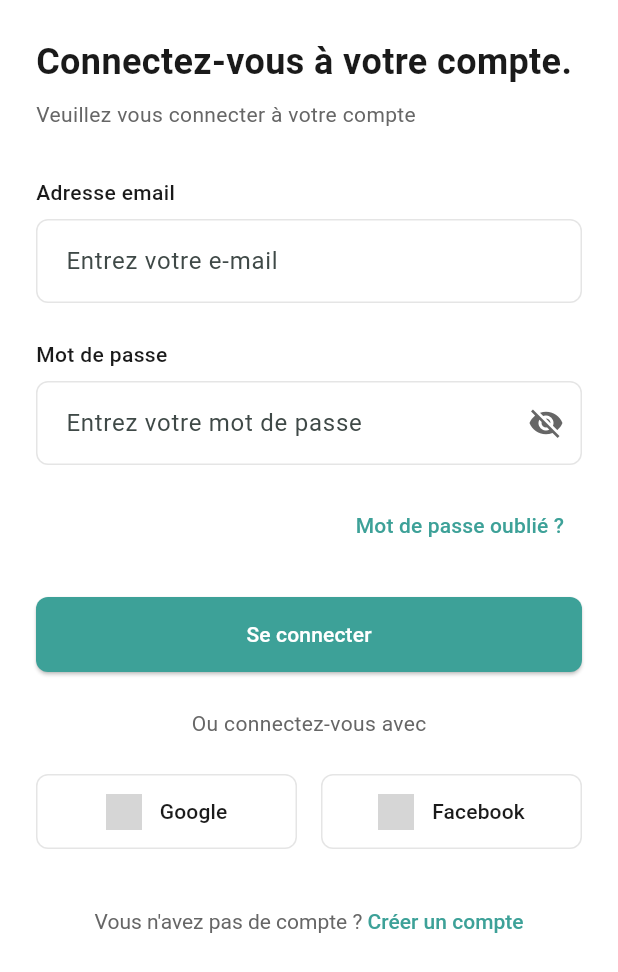
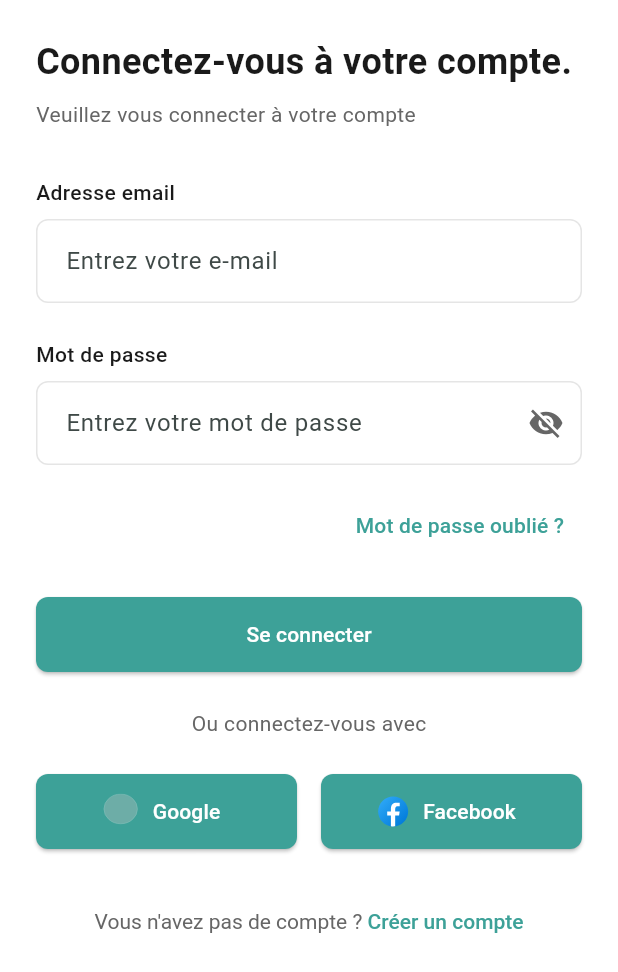
Before and after one commit to Nyaro1540/Front_mizara, a Flutter app: the screen it shows after launch, after a tap on "Skip", on a phone screen of 412 x 824 dp. Shown: the top 972 px of the screen. Run offline on Flutter 3.47's test engine with Material 3 defaults, Android fonts, the light colour scheme and no system bars; our stand-ins replace flutter_svg, get, pin_code_fields, smooth_page_indicator; grey boxes are pictures that could not be loaded.

Commit message:
modification du login

```diff
--- a/lib/features/auth/presentation/pages/login_page.dart
+++ b/lib/features/auth/presentation/pages/login_page.dart
@@ -115,9 +115,10 @@ class _LoginPageState extends State<LoginPage> {
                     Expanded(
                       child: SocialButton(
                         text: 'Google',
-                        iconPath: 'assets/icons/google.png',
+                        iconPath: 'assets/icons/Ellipse google.svg',
                         onPressed: () {
                           // Handle Google login
+                          _handleGoogleSignIn();
                         },
                       ),
                     ),
@@ -125,9 +126,10 @@ class _LoginPageState extends State<LoginPage> {
                     Expanded(
                       child: SocialButton(
                         text: 'Facebook',
-                        iconPath: 'assets/icons/facebook.png',
+                        iconPath: 'assets/icons/icons8-facebook-nouveau 1.svg',
                         onPressed: () {
                           // Handle Facebook login
+                          _handleFacebookSignIn();
                         },
                       ),
                     ),
@@ -161,4 +163,12 @@ class _LoginPageState extends State<LoginPage> {
       ),
     );
   }
+
+  void _handleGoogleSignIn() {
+    // Handle Google login
+  }
+
+  void _handleFacebookSignIn() {
+    // Handle Facebook login
+  }
 }
--- a/lib/shared/widgets/social_button.dart
+++ b/lib/shared/widgets/social_button.dart
@@ -1,4 +1,5 @@
 import 'package:flutter/material.dart';
+import 'package:flutter_svg/flutter_svg.dart';
 
 class SocialButton extends StatelessWidget {
   final String text;
@@ -14,20 +15,10 @@ class SocialButton extends StatelessWidget {
 
   @override
   Widget build(BuildContext context) {
-    return OutlinedButton(
+    return ElevatedButton.icon(
       onPressed: onPressed,
-      child: Row(
-        mainAxisAlignment: MainAxisAlignment.center,
-        children: [
-          Image.asset(
-            iconPath,
-            height: 24,
-            width: 24,
-          ),
-          const SizedBox(width: 12),
-          Text(text),
-        ],
-      ),
+      icon: SvgPicture.asset(iconPath, height: 24.0),
+      label: Text(text),
     );
   }
 }
--- a/pubspec.yaml
+++ b/pubspec.yaml
@@ -33,11 +33,11 @@ dependencies:
   get: ^4.6.5
   pin_code_fields: ^7.4.0
   smooth_page_indicator: ^1.2.0+3
+  flutter_svg: ^1.0.3
 
   # The following adds the Cupertino Icons font to your application.
   # Use with the CupertinoIcons class for iOS style icons.
   cupertino_icons: ^1.0.8
-  flutter_svg: ^2.0.17
 
 dev_dependencies:
   flutter_test:
```
Also changed, not shown: lib/features/auth/presentation/pages/signup_page.dart (+105 -0 lines), pubspec.lock.
